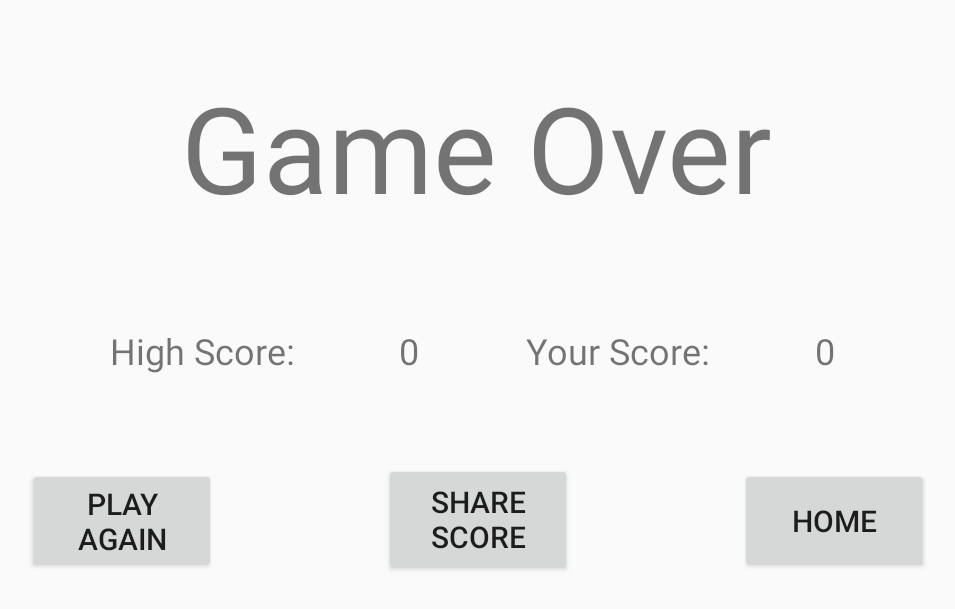
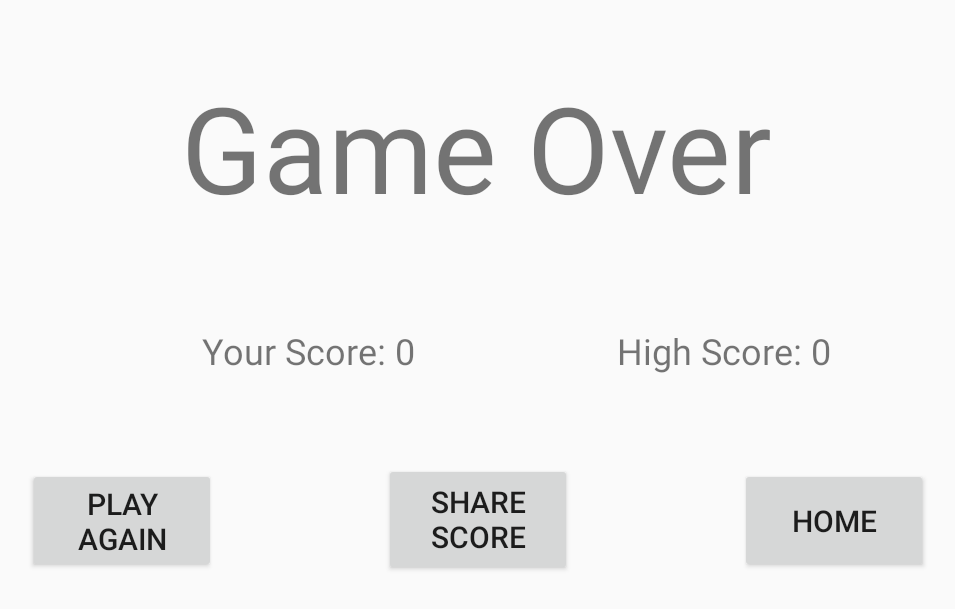
Before and after one commit to olliechick/morepork, an Android app: the GameOverActivity screen opened directly, with no data from a screen before it, on a phone screen of 824 x 412 dp (held sideways). Shown: the top 609 px of the screen, without its empty margins (140-1095 px from the left). Run offline under Robolectric (Android 15) with nearby library versions, the phone set to English and light mode, and no system bars.

Commit message:
Rearrange game over screen slightly, and one more string resource

```diff
--- a/app/src/main/java/nz/co/olliechick/morepork/GameOverActivity.kt
+++ b/app/src/main/java/nz/co/olliechick/morepork/GameOverActivity.kt
@@ -22,16 +22,16 @@ class GameOverActivity : AppCompatActivity() {
         val score = intent.getIntExtra("score", 0)
         val highScore = sharedPref.getInt(HIGH_SCORE, 0)
 
-        your_score_textview.text = score.toString()
+        your_score_label.text = getString(R.string.your_score, score)
 
         // we check if the new score is a high score and if so update high score
         if (score > highScore) {
             val editor: SharedPreferences.Editor = sharedPref.edit()
             editor.putInt(HIGH_SCORE, score)
             editor.apply()
-            high_score_textview.text = score.toString()
+            high_score_label.text = getString(R.string.high_score, score)
         } else {
-            high_score_textview.text = highScore.toString()
+            high_score_label.text = getString(R.string.high_score, highScore)
         }
 
         // set on-click listeners
--- a/app/src/main/res/layout/activity_game_over.xml
+++ b/app/src/main/res/layout/activity_game_over.xml
@@ -61,23 +61,12 @@
             app:layout_constraintTop_toTopOf="@+id/guideline2" android:layout_marginBottom="8dp"
             app:layout_constraintBottom_toTopOf="@+id/share_button" app:layout_constraintHorizontal_bias="0.6">
         <TextView
-                android:text="@string/high_score"
-                android:layout_width="8dp"
-                android:layout_height="match_parent" android:id="@+id/high_score_label" android:layout_weight="1"
-                android:textAlignment="center" android:textSize="24sp"/>
-        <TextView
-                android:layout_width="wrap_content"
-                android:layout_height="match_parent" android:id="@+id/high_score_textview" android:layout_weight="1"
-                android:textAlignment="center" android:textSize="24sp"/>
-        <TextView
-                android:text="@string/your_score"
                 android:layout_width="8dp"
                 android:layout_height="match_parent" android:id="@+id/your_score_label" android:layout_weight="1"
                 android:textAlignment="center" android:textSize="24sp"/>
         <TextView
-                android:text=""
-                android:layout_width="wrap_content"
-                android:layout_height="match_parent" android:id="@+id/your_score_textview" android:layout_weight="1"
+                android:layout_width="8dp"
+                android:layout_height="match_parent" android:id="@+id/high_score_label" android:layout_weight="1"
                 android:textAlignment="center" android:textSize="24sp"/>
     </LinearLayout>
     <Button
--- a/app/src/main/res/layout/activity_main.xml
+++ b/app/src/main/res/layout/activity_main.xml
@@ -35,7 +35,7 @@
             android:layout_height="wrap_content"
             app:layout_constraintGuide_percent="0.5" android:id="@+id/guideline"/>
     <TextView
-            android:text="Morepork"
+            android:text="@string/app_name"
             android:layout_width="wrap_content"
             android:layout_height="wrap_content"
             android:id="@+id/textView"
--- a/app/src/main/res/values/strings.xml
+++ b/app/src/main/res/values/strings.xml
@@ -8,8 +8,8 @@
     <string name="difficulty">Difficulty</string>
     <string name="home">Home</string>
     <string name="play_again">Play Again</string>
-    <string name="high_score">High Score:</string>
-    <string name="your_score">Your Score:</string>
+    <string name="high_score">High Score: %1$d</string>
+    <string name="your_score">Your Score: %1$d</string>
     <string name="settings">Settings</string>
 
     <!-- Preference Titles -->
```
Also changed, not shown: 1 other file.
